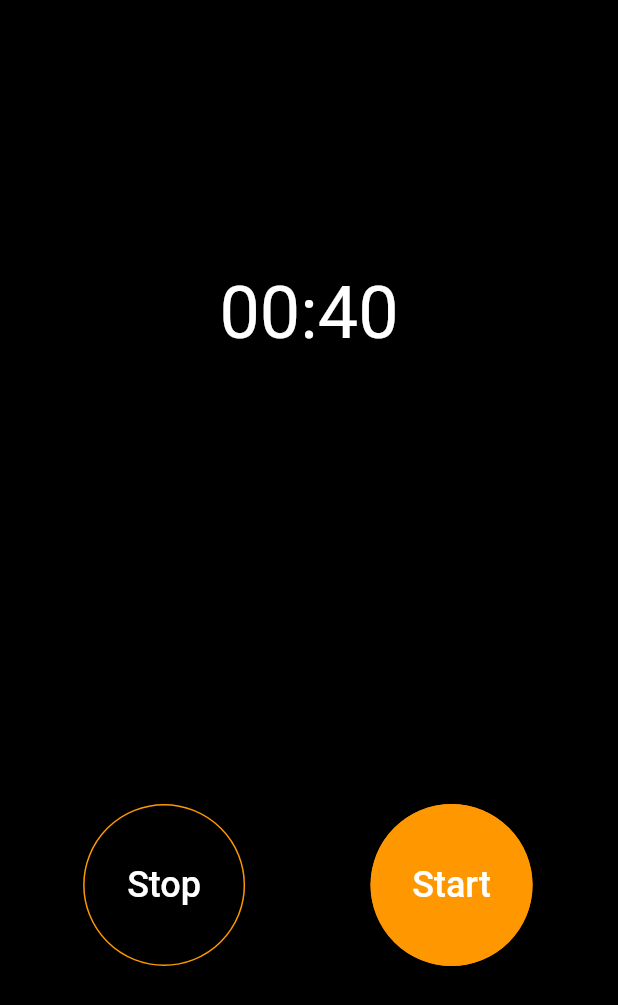
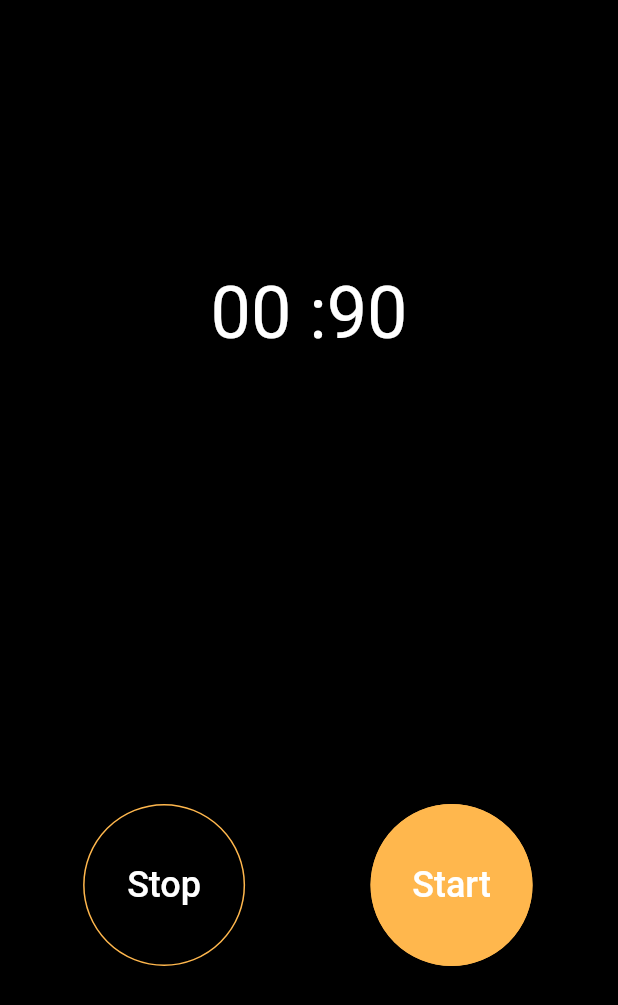
Before and after one commit to hisnameispum/ios_timer_with_flutter, a Flutter app: the screen it shows after launch, on a phone screen of 412 x 824 dp. Shown: the top 1005 px of the screen. Run offline on Flutter 3.47's test engine with Material 2 defaults, Android fonts, the phone set to English and light mode, and no system bars.

Commit message:
Finally Done

```diff
--- a/lib/main.dart
+++ b/lib/main.dart
@@ -1,5 +1,6 @@
 import 'dart:async';
 import 'package:flutter/material.dart';
+import 'package:intl/intl.dart';
 
 void main() {
   runApp(MyApp());
@@ -24,19 +25,28 @@ class MyHomePage extends StatefulWidget {
 }
 
 class _MyHomePageState extends State<MyHomePage> {
-  int _seconds = 40;
+  int _seconds = 90;
+  int _minutes = 0;
   Timer _timer;
+  var f = NumberFormat("00", "en_US");
+  void _startTimer() {
+    _minutes = (_seconds / 60).floor();
+    _seconds = 90 - (_minutes * 60);
 
-  void _startTimer() {
-    _seconds = 40;
     if (_timer != null) {
       _timer.cancel();
     }
     _timer = Timer.periodic(Duration(seconds: 1), (timer) {
       setState(() {
-        if (_seconds > 0) {
+        if (_seconds > 1) {
           _seconds--;
-        } else {
+        }
+        else if (_seconds == 1 && _minutes > 0 ){
+          _minutes-=1;
+          _seconds = 60;
+
+        }
+        else if (_seconds == 0 && _minutes < 0){
           _timer.cancel();
         }
       });
@@ -55,18 +65,8 @@ class _MyHomePageState extends State<MyHomePage> {
               mainAxisAlignment: MainAxisAlignment.center,
               crossAxisAlignment: CrossAxisAlignment.start,
               children: [
-                (_seconds > 0)
-                    ? Text("")
-                    : Text(
-                  "Timer Completed!",
-                  style: TextStyle(
-                    color: Colors.red,
-                    fontWeight: FontWeight.bold,
-                    fontSize: 30,
-                  ),
-                ),
                 Text(
-                  '00:$_seconds',
+                  '${f.format(_minutes)} :${f.format(_seconds)}',
                   style: TextStyle(
                     color: Colors.white,
                     fontSize: 48,
@@ -81,10 +81,18 @@ class _MyHomePageState extends State<MyHomePage> {
               mainAxisAlignment: MainAxisAlignment.spaceEvenly,
               children: [
                 RaisedButton(
-                  onPressed: (){},
+                  onPressed: (){
+                    if (_timer != null) {
+                      setState(() {
+                        _timer.cancel();
+                        _minutes = 0;
+                        _seconds = 0;
+                      });
+                    }
+                  },
                   color: Colors.black,
                   shape: CircleBorder(
-                      side: BorderSide(color: Colors.orange),
+                      side: BorderSide(color: Colors.orange[300]),
                   ),
                   child: Padding(
                     padding: const EdgeInsets.all(40.0),
@@ -98,10 +106,12 @@ class _MyHomePageState extends State<MyHomePage> {
                   ),
                 ),
                 RaisedButton(
-                  onPressed: (){},
-                  color: Colors.orange,
+                  onPressed: (){
+                    _startTimer();
+                  },
+                  color: Colors.orange[300],
                   shape: CircleBorder(
-                    side: BorderSide(color: Colors.orange),
+                    side: BorderSide(color: Colors.orange[300]),
                   ),
                   child: Padding(
                     padding: const EdgeInsets.all(40.0),
--- a/pubspec.yaml
+++ b/pubspec.yaml
@@ -28,8 +28,7 @@ dependencies:
   # The following adds the Cupertino Icons font to your application.
   # Use with the CupertinoIcons class for iOS style icons.
   cupertino_icons: ^1.0.1
-  circular_countdown_timer: ^0.0.8
-
+  intl: ^0.16.1
 
 dev_dependencies:
   flutter_test:
```
Also changed, not shown: pubspec.lock.
